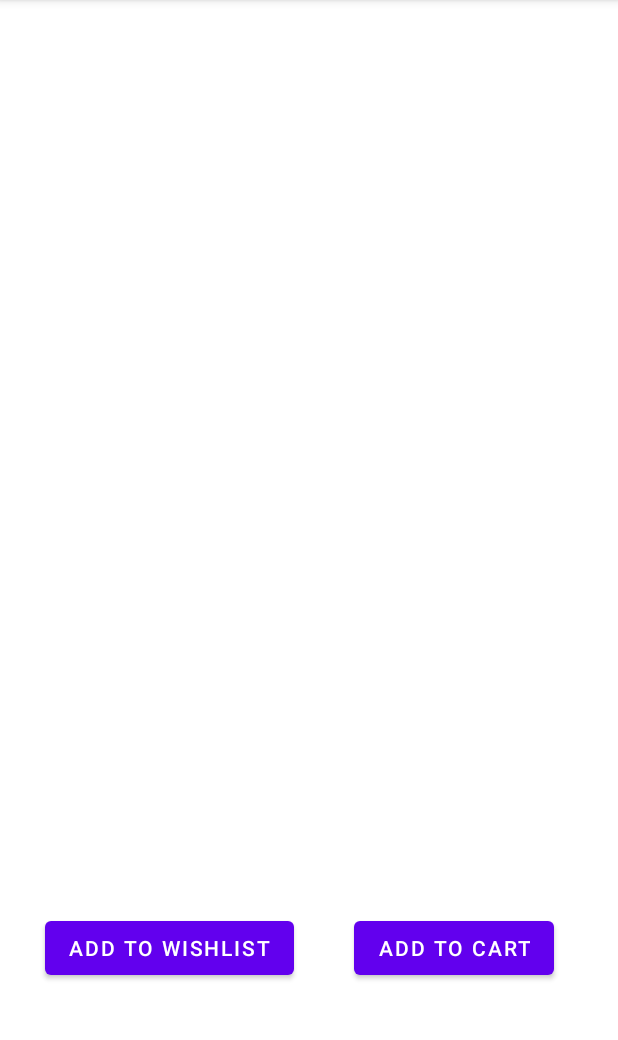
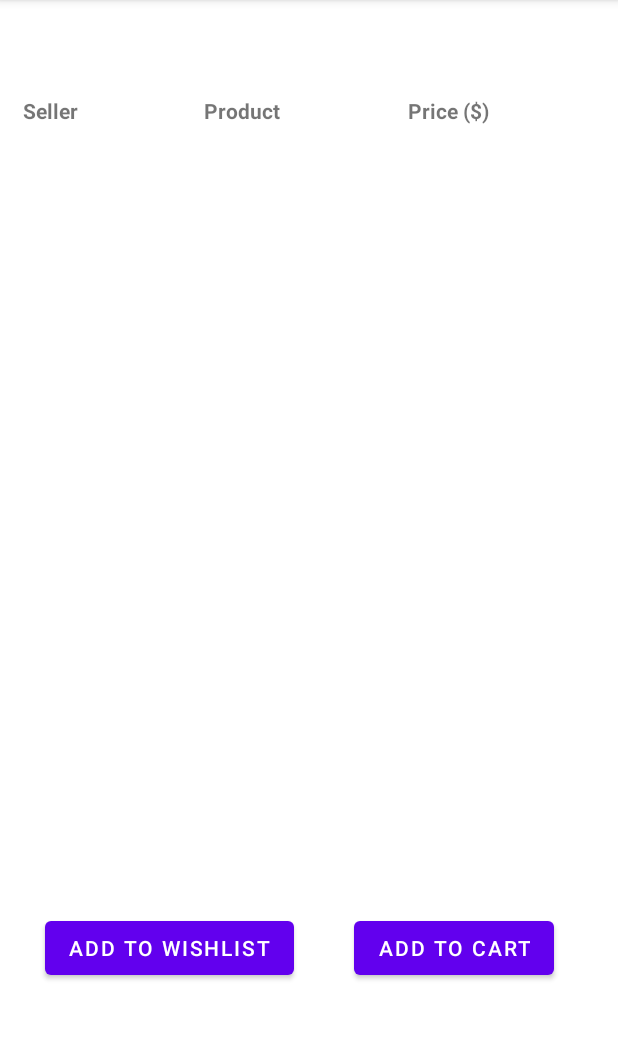
Before and after one commit to AadityaBhoota/CS348Project, an Android app: the buyerActivity screen opened directly, with no data from a screen before it, on a phone screen of 412 x 824 dp, the part 84-1124 px from its top. Run offline under Robolectric (Android 15) with nearby library versions, the phone set to English and light mode, and no system bars.

Commit message:
made buyer look good, checkout almost done

```diff
--- a/app/src/main/res/layout/activity_buyer.xml
+++ b/app/src/main/res/layout/activity_buyer.xml
@@ -22,8 +22,9 @@
 
     <ListView
         android:id="@+id/sellerView"
-        android:layout_width="138dp"
+        android:layout_width="128dp"
         android:layout_height="511dp"
+        android:layout_marginStart="10dp"
         android:layout_marginTop="100dp"
         android:layout_marginBottom="100dp"
         app:layout_constraintBottom_toBottomOf="parent"
@@ -74,4 +75,37 @@
         app:layout_constraintStart_toEndOf="@+id/wishlist"
         app:layout_constraintTop_toTopOf="parent" />
 
+    <TextView
+        android:id="@+id/textView3"
+        android:layout_width="wrap_content"
+        android:layout_height="wrap_content"
+        android:layout_marginStart="15dp"
+        android:layout_marginTop="64dp"
+        android:text="Seller"
+        android:textStyle="bold"
+        app:layout_constraintStart_toStartOf="parent"
+        app:layout_constraintTop_toTopOf="parent" />
+
+    <TextView
+        android:id="@+id/textView6"
+        android:layout_width="wrap_content"
+        android:layout_height="wrap_content"
+        android:layout_marginStart="136dp"
+        android:layout_marginTop="64dp"
+        android:text="Product"
+        android:textStyle="bold"
+        app:layout_constraintStart_toStartOf="parent"
+        app:layout_constraintTop_toTopOf="parent" />
+
+    <TextView
+        android:id="@+id/textView12"
+        android:layout_width="wrap_content"
+        android:layout_height="wrap_content"
+        android:layout_marginStart="272dp"
+        android:layout_marginTop="64dp"
+        android:text="Price ($)"
+        android:textStyle="bold"
+        app:layout_constraintStart_toStartOf="parent"
+        app:layout_constraintTop_toTopOf="parent" />
+
 </androidx.constraintlayout.widget.ConstraintLayout>
```
Also changed, not shown: app/src/main/java/com/example/cs348project/checkoutActivity.java (+13 -1 lines), app/src/main/res/layout/activity_cart.xml (+26 -1 lines), app/src/main/res/layout/activity_checkout.xml (+24 -1 lines), app/src/main/res/layout/activity_wishlist.xml (+22 -0 lines).
